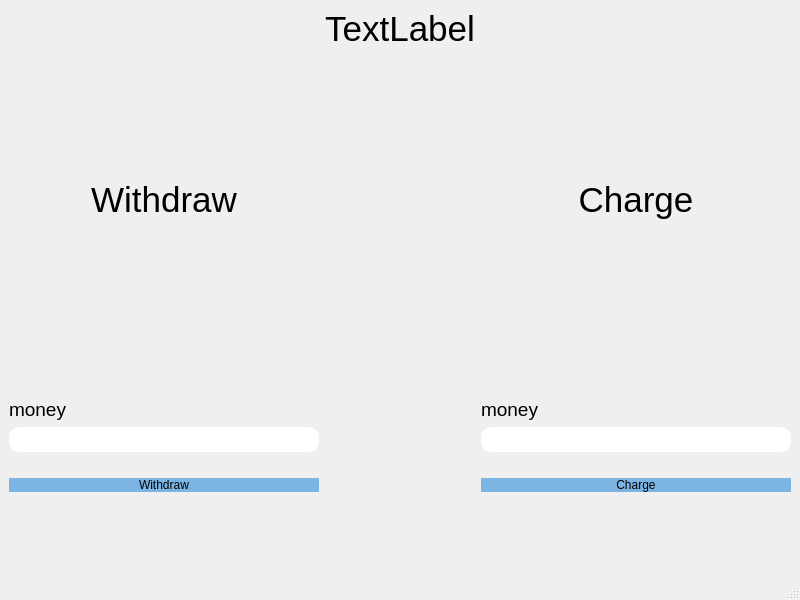
This is withdraw.ui in SAMoosavi/AdvancedProgrammingProject2 as Qt 5 draws it before an edit. The edited form follows.
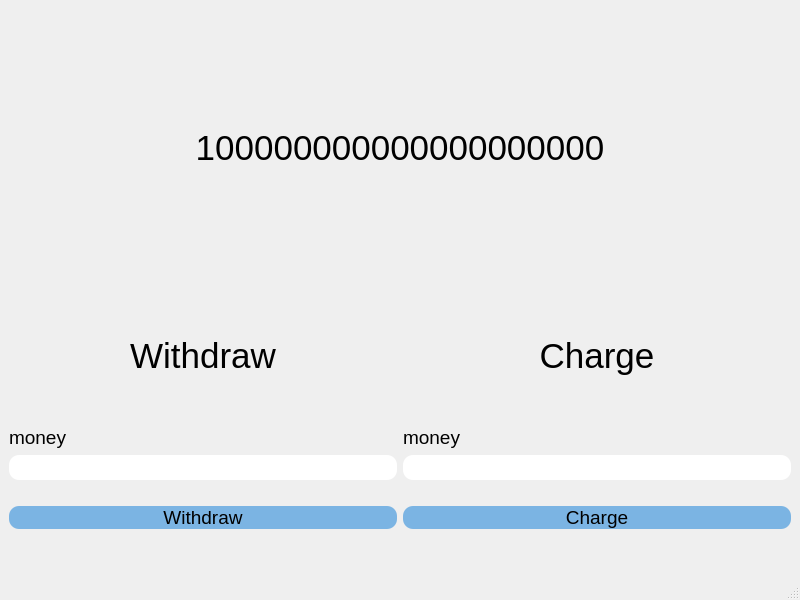
This is the edited form.

Commit message: some chenge in ui wihdraw

What changed in the file:
```diff
--- a/withdraw.ui
+++ b/withdraw.ui
@@ -14,6 +14,55 @@
    <string>MainWindow</string>
   </property>
   <widget class="QWidget" name="centralwidget">
+   <layout class="QHBoxLayout" name="horizontalLayout_2">
+    <item>
+     <layout class="QVBoxLayout" name="verticalLayout_7">
+      <item>
+       <layout class="QVBoxLayout" name="verticalLayout_8">
+        <item>
+         <spacer name="verticalSpacer_8">
+          <property name="orientation">
+           <enum>Qt::Vertical</enum>
+          </property>
+          <property name="sizeHint" stdset="0">
+           <size>
+            <width>20</width>
+            <height>40</height>
+           </size>
+          </property>
+         </spacer>
+        </item>
+        <item>
+         <widget class="QLabel" name="label_money">
+          <property name="font">
+           <font>
+            <pointsize>26</pointsize>
+           </font>
+          </property>
+          <property name="text">
+           <string>100000000000000000000</string>
+          </property>
+          <property name="alignment">
+           <set>Qt::AlignCenter</set>
+          </property>
+         </widget>
+        </item>
+        <item>
+         <spacer name="verticalSpacer_7">
+          <property name="orientation">
+           <enum>Qt::Vertical</enum>
+          </property>
+          <property name="sizeHint" stdset="0">
+           <size>
+            <width>20</width>
+            <height>40</height>
+           </size>
+          </property>
+         </spacer>
+        </item>
+       </layout>
+      </item>
+      <item>
    <layout class="QHBoxLayout" name="horizontalLayout">
     <item>
      <layout class="QVBoxLayout" name="verticalLayout_3">
@@ -92,6 +141,11 @@
         </item>
         <item>
          <widget class="QPushButton" name="pushButton_Withdraw">
+              <property name="font">
+               <font>
+                <pointsize>14</pointsize>
+               </font>
+              </property>
           <property name="styleSheet">
            <string notr="true">background-color:#7BB4E3;
 border-radius:10px;
@@ -120,38 +174,6 @@
       </item>
      </layout>
     </item>
-    <item>
-     <layout class="QVBoxLayout" name="verticalLayout_8">
-      <item>
-       <widget class="QLabel" name="label_money">
-        <property name="font">
-         <font>
-          <pointsize>26</pointsize>
-         </font>
-        </property>
-        <property name="text">
-         <string>TextLabel</string>
-        </property>
-        <property name="alignment">
-         <set>Qt::AlignCenter</set>
-        </property>
-       </widget>
-      </item>
-      <item>
-       <spacer name="verticalSpacer_7">
-        <property name="orientation">
-         <enum>Qt::Vertical</enum>
-        </property>
-        <property name="sizeHint" stdset="0">
-         <size>
-          <width>20</width>
-          <height>40</height>
-         </size>
-        </property>
-       </spacer>
-      </item>
-     </layout>
-    </item>
     <item>
      <layout class="QVBoxLayout" name="verticalLayout_6">
       <item>
@@ -229,6 +251,11 @@
         </item>
         <item>
          <widget class="QPushButton" name="pushButton_Charge">
+              <property name="font">
+               <font>
+                <pointsize>14</pointsize>
+               </font>
+              </property>
           <property name="styleSheet">
            <string notr="true">background-color:#7BB4E3;
 border-radius:10px;
@@ -252,6 +279,10 @@
            </size>
           </property>
          </spacer>
+            </item>
+           </layout>
+          </item>
+         </layout>
         </item>
        </layout>
       </item>
```
Lines whose indentation alone changed are shown as unchanged. The commit also changes 1 other file.
